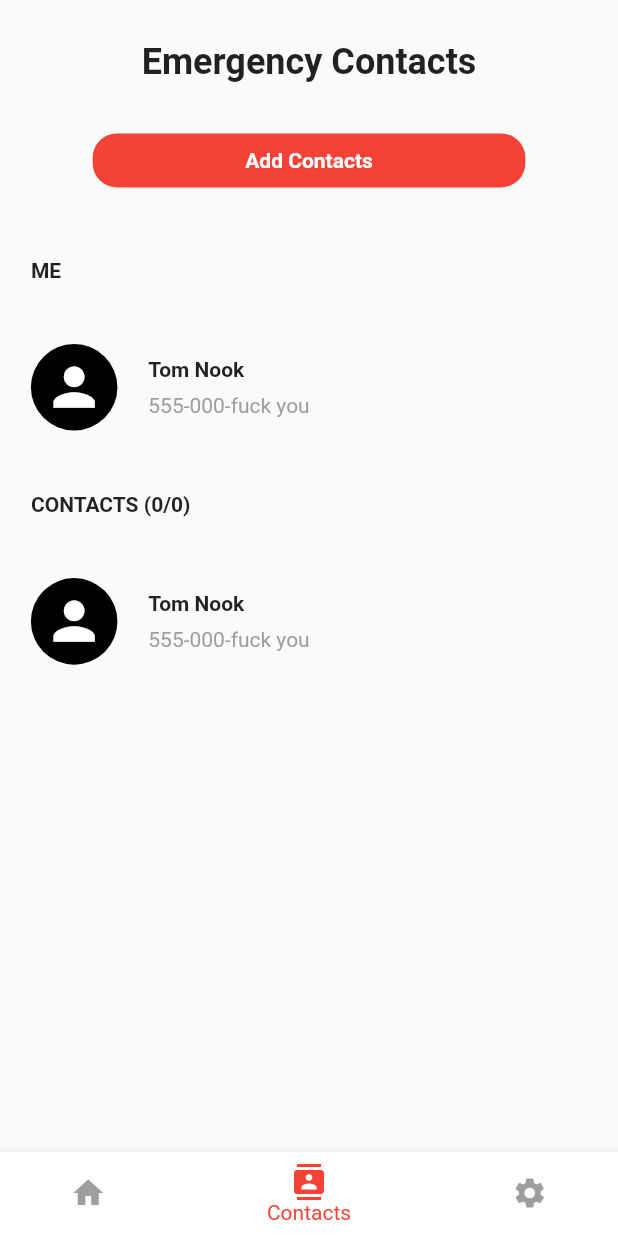
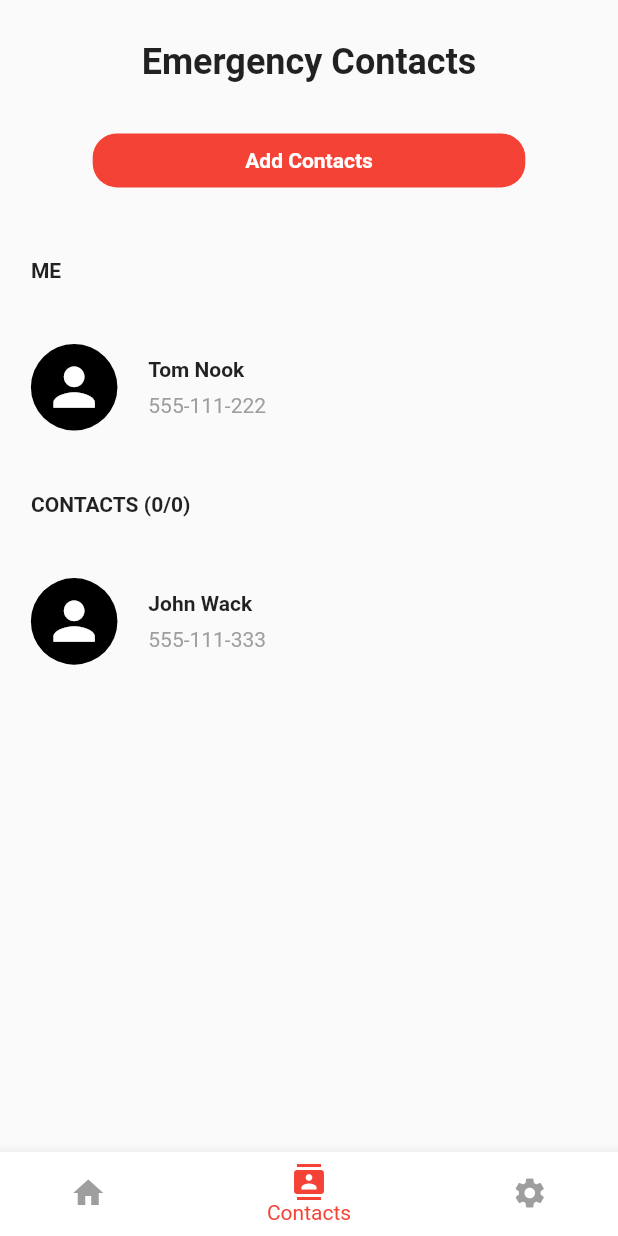
Before and after one commit to safirahrsh/app_sos_git, a Flutter app: the screen it shows after launch, item 2 of the bottom bar chosen, on a phone screen of 412 x 824 dp. Run offline on Flutter 3.47's test engine with Material 2 defaults, Android fonts, the phone set to English and light mode, and no system bars.

Commit message:
CustomCardBuilder Fix

```diff
--- a/lib/Contacts.dart
+++ b/lib/Contacts.dart
@@ -58,9 +58,9 @@ class _ContactsState extends State<Contacts> {
                 ),
               ),
             ),
-            Contact(
-              name: 'John Wack',
-              phoneNumber: '555-111-dead',
+            new Contact(
+              name: 'Tom Nook',
+              phoneNumber: '555-111-222',
             ),
             Align(
               alignment: Alignment.centerLeft,
@@ -74,9 +74,9 @@ class _ContactsState extends State<Contacts> {
                 ),
               ),
             ),
-            Contact(
+            new Contact(
               name: 'John Wack',
-              phoneNumber: '555-111-dead',
+              phoneNumber: '555-111-333',
             )
           ],
         ),
--- a/lib/Widgets/CustomCardBuilder.dart
+++ b/lib/Widgets/CustomCardBuilder.dart
@@ -38,7 +38,7 @@ class  Contact extends StatelessWidget {
                                 bottom: queryData.size.width * 1 / 100),
                             child: Text(
                               //temp data
-                              'Tom Nook',
+                              name,
                               style: TextStyle(fontWeight: FontWeight.bold),
                             ),
                           ),
@@ -47,7 +47,7 @@ class  Contact extends StatelessWidget {
                                 top: queryData.size.width * 1 / 100,
                                 bottom: queryData.size.width * 1 / 100),
                             child: Text(
-                              '555-000-fuck you',
+                              phoneNumber,
                               style: TextStyle(color: Colors.grey),
                             ),
                           ),
```
